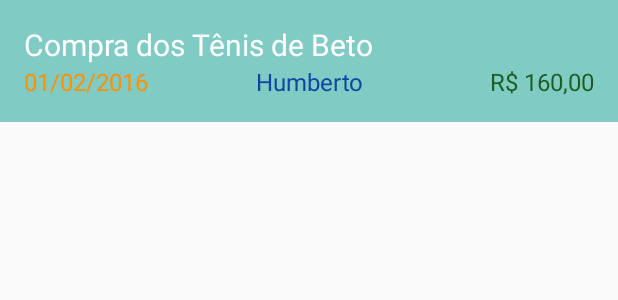
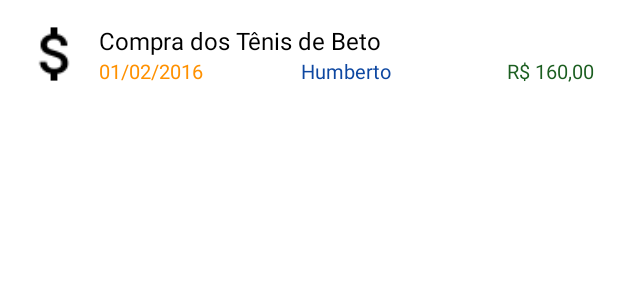
Before and after one commit to chicobentojr/minhaeiro, an Android app: the layout recycler_item_movimentacao.xml on its own in the app's theme, with its tools: preview values and no code run, on a phone screen of 412 x 824 dp. Shown: the top 300 px of the screen. Run offline under Robolectric (Android 15) with nearby library versions, the phone set to English and light mode, and no system bars.

Commit message:
Atualização Básica no Design

```diff
--- a/app/src/main/res/layout/activity_login.xml
+++ b/app/src/main/res/layout/activity_login.xml
@@ -50,23 +50,25 @@
         android:layout_width="match_parent"
         android:layout_height="wrap_content"
         android:layout_marginTop="16dp"
+        android:background="@color/accent"
         android:onClick="entrar"
         android:text="@string/btnEntrar"
+        android:textColor="@android:color/white"
         android:textStyle="bold" />
 
     <RelativeLayout
         android:layout_width="match_parent"
         android:layout_height="match_parent">
+
         <Button
             android:id="@+id/btnCadastrar"
             style="?android:buttonBarButtonStyle"
             android:layout_width="match_parent"
             android:layout_height="wrap_content"
-            android:textColor="@color/primary_dark"
+            android:layout_alignParentBottom="true"
             android:layout_marginTop="16dp"
             android:onClick="abrirCadastro"
             android:text="@string/btnAbrirCadastro"
-            android:layout_alignParentBottom="true"
             android:textStyle="bold" />
     </RelativeLayout>
 
--- a/app/src/main/res/layout/app_bar_main.xml
+++ b/app/src/main/res/layout/app_bar_main.xml
@@ -29,6 +29,6 @@
         android:layout_height="wrap_content"
         android:layout_gravity="bottom|end"
         android:layout_margin="@dimen/fab_margin"
-        android:src="@android:drawable/ic_dialog_email" />
+        android:src="@drawable/ic_dinheiro" />
 
 </android.support.design.widget.CoordinatorLayout>
--- a/app/src/main/res/layout/recycler_item_movimentacao.xml
+++ b/app/src/main/res/layout/recycler_item_movimentacao.xml
@@ -2,49 +2,60 @@
 <RelativeLayout xmlns:android="http://schemas.android.com/apk/res/android"
     android:layout_width="match_parent"
     android:layout_height="wrap_content"
-    android:background="@color/item_movimentacao_background"
-    android:padding="@dimen/activity_horizontal_margin"
-    android:layout_marginBottom="1dp">
+    android:layout_marginBottom="1dp"
+    android:padding="@dimen/activity_horizontal_margin">
+
+    <ImageView
+        android:id="@+id/imgMovimentacaoIcon"
+        android:src="@drawable/ic_dinheiro_black"
+        android:layout_marginEnd="10dp"
+        android:layout_width="@dimen/item_movimentacao_icon"
+        android:layout_height="@dimen/item_movimentacao_icon" />
 
     <TextView
+        android:layout_toEndOf="@id/imgMovimentacaoIcon"
         android:id="@+id/lblMovimentacaoDescricao"
         android:layout_width="match_parent"
         android:layout_height="wrap_content"
         android:text="Compra dos Tênis de Beto"
-        android:textColor="@android:color/white"
-        android:textSize="@dimen/item_movimentacao_descricao_text_size"/>
+        android:textColor="@android:color/black"
+        android:textSize="@dimen/item_movimentacao_descricao_text_size" />
 
     <LinearLayout
-        android:layout_below="@id/lblMovimentacaoDescricao"
         android:layout_width="match_parent"
         android:layout_height="wrap_content"
+        android:layout_toEndOf="@id/imgMovimentacaoIcon"
+        android:layout_below="@id/lblMovimentacaoDescricao"
         android:orientation="horizontal">
+
         <TextView
             android:id="@+id/lblMovimentacaoData"
             android:layout_width="0dp"
+            android:layout_height="wrap_content"
             android:layout_weight="1"
-            android:layout_height="wrap_content"
             android:text="01/02/2016"
             android:textColor="@color/item_movimentacao_data"
-            android:textSize="@dimen/item_movimentacao_secundario_text_size"/>
+            android:textSize="@dimen/item_movimentacao_secundario_text_size" />
+
         <TextView
             android:id="@+id/lblMovimentacaoPessoa"
+            android:layout_width="0dp"
+            android:layout_height="wrap_content"
+            android:layout_weight="1"
+            android:text="Humberto"
             android:textAlignment="center"
-            android:layout_width="0dp"
-            android:layout_weight="1"
-            android:layout_height="wrap_content"
-            android:text="Humberto"
             android:textColor="@color/item_movimentacao_pessoa"
-            android:textSize="@dimen/item_movimentacao_secundario_text_size"/>
+            android:textSize="@dimen/item_movimentacao_secundario_text_size" />
+
         <TextView
             android:id="@+id/lblMovimentacaoValor"
+            android:layout_width="0dp"
+            android:layout_height="wrap_content"
+            android:layout_weight="1"
+            android:text="R$ 160,00"
             android:textAlignment="viewEnd"
-            android:layout_width="0dp"
-            android:layout_weight="1"
-            android:layout_height="wrap_content"
-            android:text="R$ 160,00"
             android:textColor="@color/item_movimentacao_valor"
-            android:textSize="@dimen/item_movimentacao_secundario_text_size"/>
+            android:textSize="@dimen/item_movimentacao_secundario_text_size" />
     </LinearLayout>
 
 
--- a/app/src/main/res/values/colors.xml
+++ b/app/src/main/res/values/colors.xml
@@ -20,11 +20,12 @@
     <!--<color name="icons">#FFFFFF</color>-->
     <!--<color name="divider">#B6B6B6</color>-->
 
-    <color name="item_movimentacao_background">#80CBC4</color>
+    <color name="item_movimentacao_background">#FFFFFF</color>
     <color name="item_movimentacao_pessoa">#0D47A1</color>
     <color name="item_movimentacao_data">#FF9100</color>
     <color name="item_movimentacao_valor">#1B5E20</color>
 
+    <color name="app_background">#FFF</color>
     <!-- Cores padrão do Projeto Default-->
     <!--<color name="colorPrimary">#3F51B5</color>-->
     <!--<color name="colorPrimaryDark">#303F9F</color>-->
--- a/app/src/main/res/values/dimens.xml
+++ b/app/src/main/res/values/dimens.xml
@@ -8,6 +8,8 @@
     <dimen name="fab_margin">16dp</dimen>
 
     <dimen name="item_movimentacao_descricao_margin">16dp</dimen>
-    <dimen name="item_movimentacao_descricao_text_size">20sp</dimen>
-    <dimen name="item_movimentacao_secundario_text_size">16sp</dimen>
+    <dimen name="item_movimentacao_descricao_text_size">16sp</dimen>
+    <dimen name="item_movimentacao_secundario_text_size">13sp</dimen>
+
+    <dimen name="item_movimentacao_icon">40dp</dimen>
 </resources>
--- a/app/src/main/res/values/styles.xml
+++ b/app/src/main/res/values/styles.xml
@@ -6,6 +6,7 @@
         <item name="colorPrimary">@color/primary</item>
         <item name="colorPrimaryDark">@color/primary_dark</item>
         <item name="colorAccent">@color/accent</item>
+        <item name="android:windowBackground">@color/app_background</item>
     </style>
 
     <style name="AppTheme.NoActionBar">
```
Also changed, not shown: app/src/main/java/br/com/chicobentojr/minhaeiro/activity/MainActivity.java (+2 -15 lines), app/src/main/java/br/com/chicobentojr/minhaeiro/adapters/MovimentacaoAdapter.java (+12 -4 lines), app/src/main/java/br/com/chicobentojr/minhaeiro/utils/DividerItemDecoration.java (added, +104 -0 lines), app/src/main/res/drawable-hdpi/ic_dinheiro.png (added), app/src/main/res/drawable-hdpi/ic_dinheiro_black.png (added), app/src/main/res/drawable-mdpi/ic_dinheiro.png (added), app/src/main/res/drawable-mdpi/ic_dinheiro_black.png (added), app/src/main/res/drawable-xhdpi/ic_dinheiro.png (added), app/src/main/res/drawable-xhdpi/ic_dinheiro_black.png (added), app/src/main/res/drawable-xxhdpi/ic_dinheiro.png (added), app/src/main/res/drawable-xxhdpi/ic_dinheiro_black.png (added), app/src/main/res/drawable-xxxhdpi/ic_dinheiro.png (added), app/src/main/res/drawable-xxxhdpi/ic_dinheiro_black.png (added), 1 other file.
